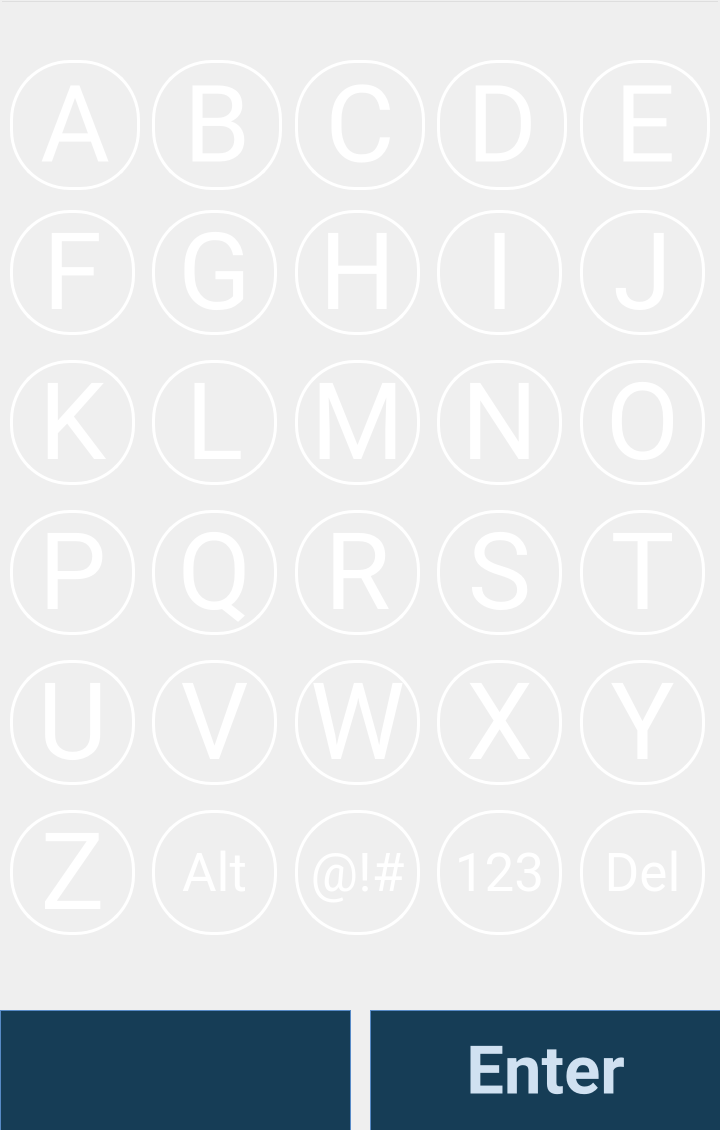
This is keyboard.ui in davidrosso/XaTek as Qt 5 draws it before an edit. The edited form follows.
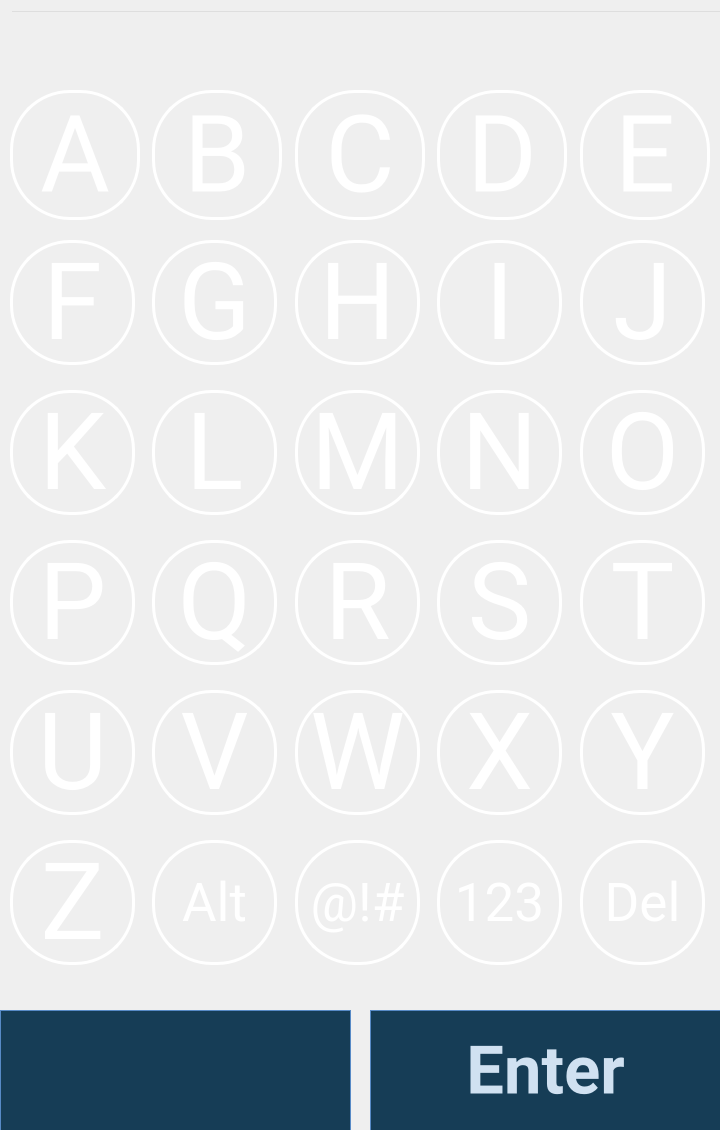
This is the edited form. Icons and pictures are not drawn.

Commit message: Fixed config file save location, remodeled keyboard, working on connecting to wifi

```diff
--- a/keyboard.ui
+++ b/keyboard.ui
@@ -40,7 +40,7 @@
      <property name="geometry">
       <rect>
        <x>10</x>
-       <y>360</y>
+       <y>390</y>
        <width>125</width>
        <height>125</height>
       </rect>
@@ -77,7 +77,7 @@
      <property name="geometry">
       <rect>
        <x>437</x>
-       <y>660</y>
+       <y>690</y>
        <width>125</width>
        <height>125</height>
       </rect>
@@ -114,7 +114,7 @@
      <property name="geometry">
       <rect>
        <x>437</x>
-       <y>210</y>
+       <y>240</y>
        <width>125</width>
        <height>125</height>
       </rect>
@@ -151,7 +151,7 @@
      <property name="geometry">
       <rect>
        <x>580</x>
-       <y>60</y>
+       <y>90</y>
        <width>130</width>
        <height>130</height>
       </rect>
@@ -188,7 +188,7 @@
      <property name="geometry">
       <rect>
        <x>152</x>
-       <y>660</y>
+       <y>690</y>
        <width>125</width>
        <height>125</height>
       </rect>
@@ -225,7 +225,7 @@
      <property name="geometry">
       <rect>
        <x>152</x>
-       <y>210</y>
+       <y>240</y>
        <width>125</width>
        <height>125</height>
       </rect>
@@ -262,7 +262,7 @@
      <property name="geometry">
       <rect>
        <x>437</x>
-       <y>810</y>
+       <y>840</y>
        <width>125</width>
        <height>125</height>
       </rect>
@@ -299,7 +299,7 @@
      <property name="geometry">
       <rect>
        <x>152</x>
-       <y>60</y>
+       <y>90</y>
        <width>130</width>
        <height>130</height>
       </rect>
@@ -336,7 +336,7 @@
      <property name="geometry">
       <rect>
        <x>437</x>
-       <y>510</y>
+       <y>540</y>
        <width>125</width>
        <height>125</height>
       </rect>
@@ -373,7 +373,7 @@
      <property name="geometry">
       <rect>
        <x>295</x>
-       <y>60</y>
+       <y>90</y>
        <width>130</width>
        <height>130</height>
       </rect>
@@ -410,7 +410,7 @@
      <property name="geometry">
       <rect>
        <x>295</x>
-       <y>210</y>
+       <y>240</y>
        <width>125</width>
        <height>125</height>
       </rect>
@@ -447,7 +447,7 @@
      <property name="geometry">
       <rect>
        <x>580</x>
-       <y>360</y>
+       <y>390</y>
        <width>125</width>
        <height>125</height>
       </rect>
@@ -484,7 +484,7 @@
      <property name="geometry">
       <rect>
        <x>10</x>
-       <y>510</y>
+       <y>540</y>
        <width>125</width>
        <height>125</height>
       </rect>
@@ -521,7 +521,7 @@
      <property name="geometry">
       <rect>
        <x>295</x>
-       <y>510</y>
+       <y>540</y>
        <width>125</width>
        <height>125</height>
       </rect>
@@ -558,7 +558,7 @@
      <property name="geometry">
       <rect>
        <x>10</x>
-       <y>810</y>
+       <y>840</y>
        <width>125</width>
        <height>125</height>
       </rect>
@@ -595,7 +595,7 @@
      <property name="geometry">
       <rect>
        <x>580</x>
-       <y>810</y>
+       <y>840</y>
        <width>125</width>
        <height>125</height>
       </rect>
@@ -632,7 +632,7 @@
      <property name="geometry">
       <rect>
        <x>295</x>
-       <y>810</y>
+       <y>840</y>
        <width>125</width>
        <height>125</height>
       </rect>
@@ -669,7 +669,7 @@
      <property name="geometry">
       <rect>
        <x>10</x>
-       <y>660</y>
+       <y>690</y>
        <width>125</width>
        <height>125</height>
       </rect>
@@ -706,7 +706,7 @@
      <property name="geometry">
       <rect>
        <x>580</x>
-       <y>510</y>
+       <y>540</y>
        <width>125</width>
        <height>125</height>
       </rect>
@@ -743,7 +743,7 @@
      <property name="geometry">
       <rect>
        <x>295</x>
-       <y>360</y>
+       <y>390</y>
        <width>125</width>
        <height>125</height>
       </rect>
@@ -780,7 +780,7 @@
      <property name="geometry">
       <rect>
        <x>152</x>
-       <y>810</y>
+       <y>840</y>
        <width>125</width>
        <height>125</height>
       </rect>
@@ -817,7 +817,7 @@
      <property name="geometry">
       <rect>
        <x>10</x>
-       <y>210</y>
+       <y>240</y>
        <width>125</width>
        <height>125</height>
       </rect>
@@ -854,7 +854,7 @@
      <property name="geometry">
       <rect>
        <x>10</x>
-       <y>60</y>
+       <y>90</y>
        <width>130</width>
        <height>130</height>
       </rect>
@@ -891,7 +891,7 @@
      <property name="geometry">
       <rect>
        <x>295</x>
-       <y>660</y>
+       <y>690</y>
        <width>125</width>
        <height>125</height>
       </rect>
@@ -928,7 +928,7 @@
      <property name="geometry">
       <rect>
        <x>437</x>
-       <y>60</y>
+       <y>90</y>
        <width>130</width>
        <height>130</height>
       </rect>
@@ -965,7 +965,7 @@
      <property name="geometry">
       <rect>
        <x>152</x>
-       <y>510</y>
+       <y>540</y>
        <width>125</width>
        <height>125</height>
       </rect>
@@ -1002,7 +1002,7 @@
      <property name="geometry">
       <rect>
        <x>580</x>
-       <y>210</y>
+       <y>240</y>
        <width>125</width>
        <height>125</height>
       </rect>
@@ -1039,7 +1039,7 @@
      <property name="geometry">
       <rect>
        <x>580</x>
-       <y>660</y>
+       <y>690</y>
        <width>125</width>
        <height>125</height>
       </rect>
@@ -1076,7 +1076,7 @@
      <property name="geometry">
       <rect>
        <x>152</x>
-       <y>360</y>
+       <y>390</y>
        <width>125</width>
        <height>125</height>
       </rect>
@@ -1113,7 +1113,7 @@
      <property name="geometry">
       <rect>
        <x>437</x>
-       <y>360</y>
+       <y>390</y>
        <width>125</width>
        <height>125</height>
       </rect>
@@ -1146,29 +1146,6 @@
       </size>
      </property>
     </widget>
-    <widget class="QLineEdit" name="aLineEditUpperCaseValueEntered">
-     <property name="geometry">
-      <rect>
-       <x>0</x>
-       <y>0</y>
-       <width>720</width>
-       <height>50</height>
-      </rect>
-     </property>
-     <property name="font">
-      <font>
-       <family>Roboto</family>
-       <pointsize>30</pointsize>
-      </font>
-     </property>
-     <property name="styleSheet">
-      <string notr="true">background-color: rgb(255, 255, 255,0);
-color: rgb(255, 255, 255);</string>
-     </property>
-     <property name="alignment">
-      <set>Qt::AlignCenter</set>
-     </property>
-    </widget>
     <widget class="QPushButton" name="buttonAlphaUpperBack">
      <property name="geometry">
       <rect>
@@ -4073,6 +4050,29 @@
     </widget>
    </widget>
   </widget>
+  <widget class="QLineEdit" name="ValueEntered">
+   <property name="geometry">
+    <rect>
+     <x>10</x>
+     <y>10</y>
+     <width>720</width>
+     <height>50</height>
+    </rect>
+   </property>
+   <property name="font">
+    <font>
+     <family>Roboto</family>
+     <pointsize>30</pointsize>
+    </font>
+   </property>
+   <property name="styleSheet">
+    <string notr="true">background-color: rgb(255, 255, 255,0);
+color: rgb(255, 255, 255);</string>
+   </property>
+   <property name="alignment">
+    <set>Qt::AlignCenter</set>
+   </property>
+  </widget>
  </widget>
  <resources>
   <include location="resources.qrc"/>
```
Left out of the diff: 189 changed lines with no effect on the pictures. The commit also changes 10 other files.
